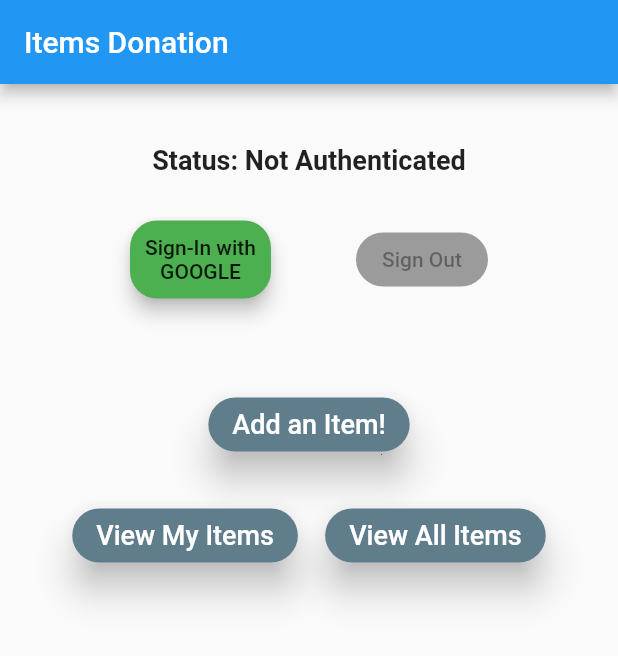
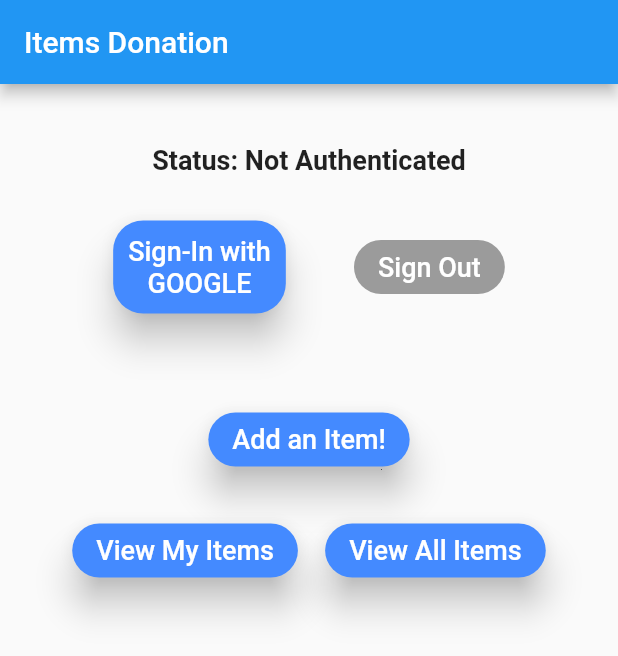
Before and after one commit to terjnh/itemdonatestore, a Flutter app: the screen it shows after launch, on a phone screen of 412 x 824 dp. Shown: the top 656 px of the screen. Run offline on Flutter 3.47's test engine with Material 2 defaults, Android fonts, the phone set to English and light mode, and no system bars; our stand-ins replace firebase_auth, firebase_core, firebase_database, firebase_storage, google_sign_in; accounts and stored records are empty; statements that could not run were skipped.

Commit message:
Merge branch 'master' of https://github.com/terjnh/itemdonatestore
# Please enter a commit message to explain why this merge is necessary,
# especially if it merges an updated upstream into a topic branch.
#
# Lines starting with '#' will be ignored, and an empty message aborts
# the commit.

```diff
--- a/lib/screens/home.dart
+++ b/lib/screens/home.dart
@@ -123,24 +123,27 @@ class _HomeState extends State<Home> {
                   crossAxisAlignment: CrossAxisAlignment.center,
                   children: <Widget>[
                     new RaisedButton(
-                      shape: RoundedRectangleBorder(
-                        borderRadius: BorderRadius.circular(18.0),
-                        //side: BorderSide(color: Colors.black)
-                      ),
+                      shape: RoundedRectangleBorder( borderRadius: BorderRadius.circular(20.0),),
+                      elevation: 10.0,
                       onPressed: _isLoggedIn ? null : _signIn,
-                      child: new Text( _isLoggedIn ? 'Signed In!' : 'Sign-In with\nGOOGLE', textAlign: TextAlign.center,),
+                      child: new Text(
+                          _isLoggedIn ? 'Signed In!' : 'Sign-In with\nGOOGLE',
+                          textAlign: TextAlign.center,
+                          style: new TextStyle(fontSize: 18.0,
+                          color: Colors.white)),
                       padding: EdgeInsets.fromLTRB(10, 10, 10, 10),
-                      color: Colors.green,
-                      elevation: 5.0,
+                      color: Colors.blueAccent,
                     ),
                     new RaisedButton(
-                      shape: RoundedRectangleBorder(
-                        borderRadius: BorderRadius.circular(18.0),
-                        //side: BorderSide(color: Colors.black)
-                      ),
+                      shape: RoundedRectangleBorder( borderRadius: BorderRadius.circular(20.0),),
+                      elevation: 10.0,
                       onPressed: _isLoggedIn ? _signOut : null,
-                      child: new Text('Sign Out'),
-                      color: Colors.yellowAccent,
+                      child: new Text(
+                          'Sign Out',
+                          textAlign: TextAlign.center,
+                          style: new TextStyle(fontSize: 18.0,
+                          color: Colors.white)),
+                      color: Colors.blueAccent,
                     ),
                   ],
                 ),
@@ -169,7 +172,7 @@ class _HomeState extends State<Home> {
                       elevation: 10.0,
                       onPressed: (){Navigator.of(context).pushNamed('/AddItem');},
                       child: new Text('Add an Item!', style: new TextStyle(fontSize: 18.0, color: Colors.white)),
-                      color: Colors.blueGrey,
+                      color: Colors.blueAccent,
                     ),
                   ],
                 ),
@@ -189,7 +192,7 @@ class _HomeState extends State<Home> {
                         _manageUser(global.username);
                       },
                       child: new Text('View My Items', style: new TextStyle(fontSize: 18.0, color: Colors.white)),
-                      color: Colors.blueGrey,
+                      color: Colors.blueAccent,
                     ),
                     new RaisedButton(
                       shape: RoundedRectangleBorder( borderRadius: BorderRadius.circular(20.0),),
@@ -199,7 +202,7 @@ class _HomeState extends State<Home> {
                         _manageUser(global.username);
                       },
                       child: new Text('View All Items', style: new TextStyle(fontSize: 18.0, color: Colors.white)),
-                      color: Colors.blueGrey,
+                      color: Colors.blueAccent,
                     ),
                   ],
                 ),
```
